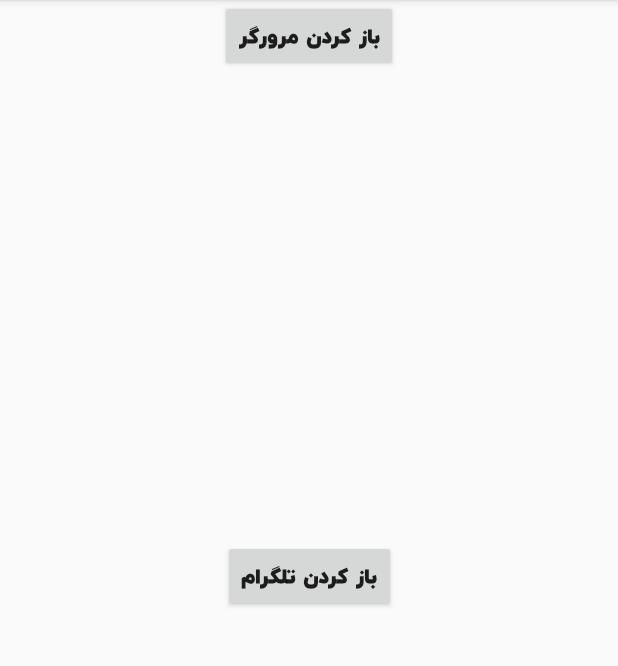
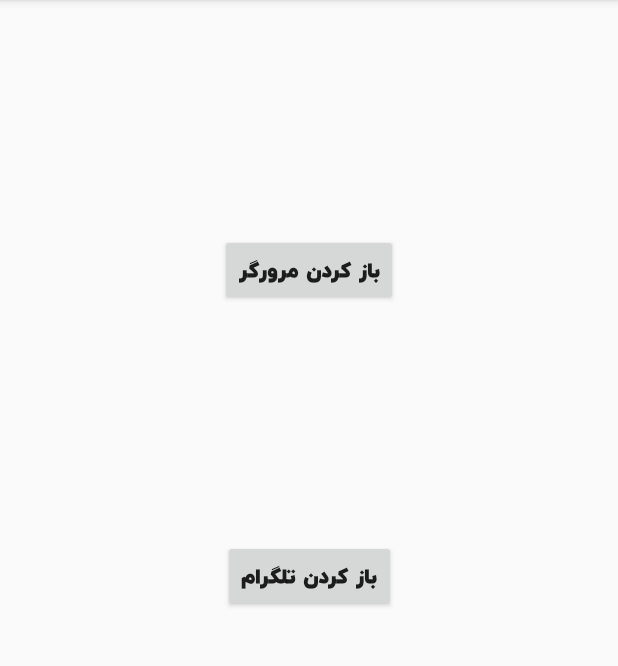
Before and after one commit to AleTTA3/SetareKhan-FrontEnd, an Android app: the intent screen opened directly, with no data from a screen before it, on a phone screen of 412 x 824 dp, the part 84-750 px from its top. Run offline under Robolectric (Android 15) with nearby library versions, the phone set to English and light mode, and no system bars; network calls fail.

Commit message:
fix all error

```diff
--- a/app/src/main/AndroidManifest.xml
+++ b/app/src/main/AndroidManifest.xml
@@ -37,9 +37,6 @@
         <activity android:name=".ProfileActivity" android:exported="false">
 
         </activity>
-        <activity android:name=".SettingsActivity" android:exported="false">
-
-        </activity>
         <activity android:name=".intent" android:exported="false">
 
         </activity>
--- a/app/src/main/res/layout/intent_activity.xml
+++ b/app/src/main/res/layout/intent_activity.xml
@@ -20,7 +20,8 @@
         android:layout_width="wrap_content"
         android:layout_height="wrap_content"
         android:text="باز کردن مرورگر"
+        app:layout_constraintBottom_toTopOf="@+id/btnApp"
         app:layout_constraintEnd_toEndOf="parent"
         app:layout_constraintStart_toStartOf="parent"
-        tools:layout_editor_absoluteY="233dp" />
+        app:layout_constraintTop_toTopOf="parent" />
 </androidx.constraintlayout.widget.ConstraintLayout>
```
